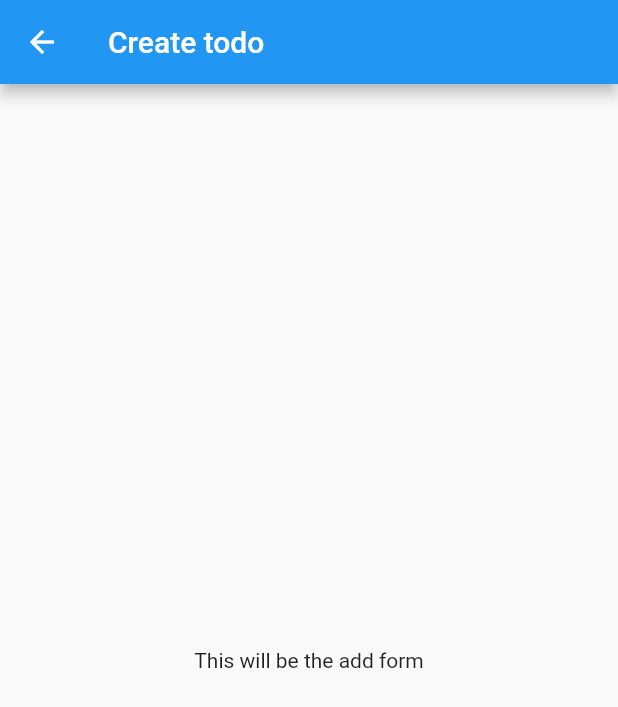
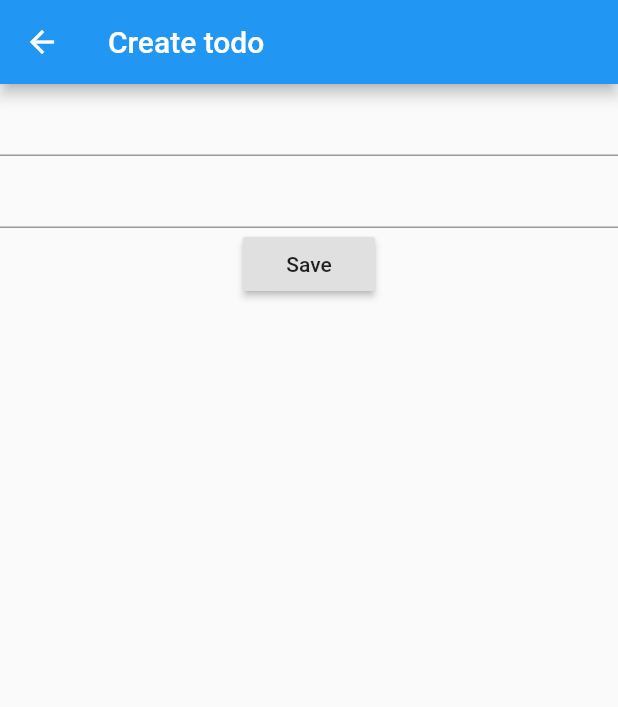
Before and after one commit to mrwdlr-zz/todo-flutter, a Flutter app: the screen it shows after launch, after a tap on the "add" icon, on a phone screen of 412 x 824 dp. Shown: the top 707 px of the screen. Run offline on Flutter 3.47's test engine with Material 2 defaults, Android fonts, the phone set to English and light mode, and no system bars.

Commit message:
Add content of todo form to allow user inputs

```diff
--- a/todo_app/lib/main.dart
+++ b/todo_app/lib/main.dart
@@ -21,7 +21,7 @@ class TodoListApp extends StatelessWidget {
       initialRoute: '/',
       routes: {
         '/': (context) => TodoScreen(),
-        '/entry': (context) => TodoForm(),
+        '/entry': (context) => TodoEntryScreen(),
       },
     );
   }
--- a/todo_app/lib/screens/todo_form.dart
+++ b/todo_app/lib/screens/todo_form.dart
@@ -1,16 +1,59 @@
-import 'package:flutter/cupertino.dart';
 import 'package:flutter/material.dart';
+import 'package:todo_app/model/todo.dart';
 
-class TodoForm extends StatelessWidget {
+class TodoEntryScreen extends StatelessWidget {
   @override
   Widget build(BuildContext context) {
     return Scaffold(
-      appBar: AppBar(
-        title: Text("Create todo"),
-      ),
-      body: Center(
-        child: Text("This will be the add form"),
-      ),
-    );
+        appBar: AppBar(
+          title: Text("Create todo"),
+        ),
+        body: TodoForm());
   }
 }
+
+class TodoForm extends StatefulWidget {
+  @override
+  TodoFormState createState() {
+    return TodoFormState();
+  }
+}
+
+class TodoFormState extends State<TodoForm> {
+  final _formKey = GlobalKey<FormState>();
+
+  final titleController = TextEditingController();
+  final descriptionController = TextEditingController();
+
+  @override
+  void dispose() {
+    titleController.dispose();
+    descriptionController.dispose();
+    super.dispose();
+  }
+
+  void createTodo() {
+    var todo = new Todo(
+        id: 3,
+        title: titleController.text,
+        description: descriptionController.text);
+  }
+
+  @override
+  Widget build(BuildContext context) {
+    return Form(
+        key: _formKey,
+        child: Column(children: <Widget>[
+          TextFormField(
+            controller: titleController,
+          ),
+          TextFormField(
+            controller: descriptionController,
+          ),
+          RaisedButton(
+            child: Text("Save"),
+            onPressed: () => {},
+          )
+        ]));
+  }
+}
--- a/todo_app/lib/state/todo_model.dart
+++ b/todo_app/lib/state/todo_model.dart
@@ -12,6 +12,7 @@ class TodoModel extends ChangeNotifier {
   UnmodifiableListView<Todo> get todos => UnmodifiableListView(_todos);
 
   void add(Todo todo) {
+    todo.id = todos.last.id + 1;
     _todos.add(todo);
     notifyListeners();
   }
```
